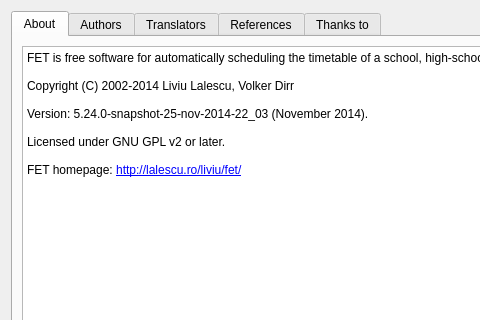
Before: the Qt Designer form src/interface/helpaboutform_template.ui in vanyog/FET, drawn with Qt 5; both pictures show x 0 to 480 and y 0 to 320 of the 690 by 430 pixel window.
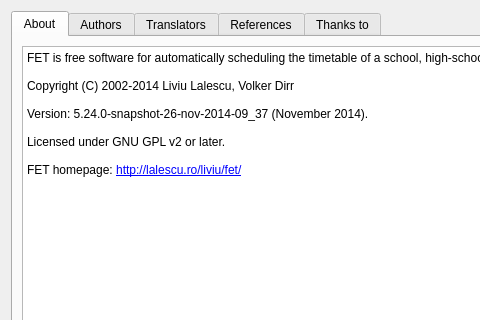
After: the same form once the commit is applied.

Commit message: 26 Nov snapshot of v5.24.0

```diff
--- a/src/interface/helpaboutform_template.ui
+++ b/src/interface/helpaboutform_template.ui
@@ -53,7 +53,7 @@
 &lt;p style=&quot;-qt-paragraph-type:empty; margin-top:0px; margin-bottom:0px; margin-left:0px; margin-right:0px; -qt-block-indent:0; text-indent:0px; font-family:'Sans Serif'; font-size:9pt;&quot;&gt;&lt;br /&gt;&lt;/p&gt;
 &lt;p style=&quot; margin-top:0px; margin-bottom:0px; margin-left:0px; margin-right:0px; -qt-block-indent:0; text-indent:0px;&quot;&gt;&lt;span style=&quot; font-family:'Sans Serif'; font-size:9pt;&quot;&gt;Copyright (C) 2002-2014 Liviu Lalescu, Volker Dirr&lt;/span&gt;&lt;/p&gt;
 &lt;p style=&quot;-qt-paragraph-type:empty; margin-top:0px; margin-bottom:0px; margin-left:0px; margin-right:0px; -qt-block-indent:0; text-indent:0px; font-family:'Sans Serif'; font-size:9pt;&quot;&gt;&lt;br /&gt;&lt;/p&gt;
-&lt;p style=&quot; margin-top:0px; margin-bottom:0px; margin-left:0px; margin-right:0px; -qt-block-indent:0; text-indent:0px;&quot;&gt;&lt;span style=&quot; font-family:'Sans Serif'; font-size:9pt;&quot;&gt;Version: 5.24.0-snapshot-25-nov-2014-22_03 (November 2014).&lt;/span&gt;&lt;/p&gt;
+&lt;p style=&quot; margin-top:0px; margin-bottom:0px; margin-left:0px; margin-right:0px; -qt-block-indent:0; text-indent:0px;&quot;&gt;&lt;span style=&quot; font-family:'Sans Serif'; font-size:9pt;&quot;&gt;Version: 5.24.0-snapshot-26-nov-2014-09_37 (November 2014).&lt;/span&gt;&lt;/p&gt;
 &lt;p style=&quot;-qt-paragraph-type:empty; margin-top:0px; margin-bottom:0px; margin-left:0px; margin-right:0px; -qt-block-indent:0; text-indent:0px; font-family:'Sans Serif'; font-size:9pt;&quot;&gt;&lt;br /&gt;&lt;/p&gt;
 &lt;p style=&quot; margin-top:0px; margin-bottom:0px; margin-left:0px; margin-right:0px; -qt-block-indent:0; text-indent:0px;&quot;&gt;&lt;span style=&quot; font-family:'Sans Serif'; font-size:9pt;&quot;&gt;Licensed under GNU GPL v2 or later.&lt;/span&gt;&lt;/p&gt;
 &lt;p style=&quot;-qt-paragraph-type:empty; margin-top:0px; margin-bottom:0px; margin-left:0px; margin-right:0px; -qt-block-indent:0; text-indent:0px; font-family:'Sans Serif'; font-size:9pt;&quot;&gt;&lt;br /&gt;&lt;/p&gt;
```
The commit also changes 57 other files.
